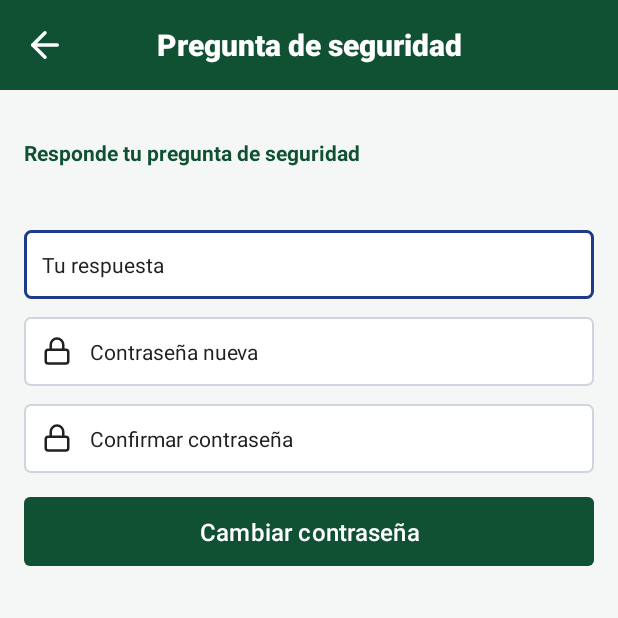
After one commit to rodriv-gif/CBTaNo5, an Android app: the PreguntaSeguridadActivity screen opened directly, with no data from a screen before it, on a phone screen of 412 x 824 dp, the top half of it. The commit adds this screen. Run offline under Robolectric (Android 15) with nearby library versions, the phone set to English and light mode, and no system bars.

Commit message:
programacion de recuperacion de contraseña

```diff
--- a/app/src/main/java/com/example/cbtano5/Vista/MainActivity.kt
+++ b/app/src/main/java/com/example/cbtano5/Vista/MainActivity.kt
@@ -50,6 +50,7 @@ class MainActivity : AppCompatActivity() {
         //inicializamos el boton con listener
         btnIngresar.setOnClickListener { ejecutarIniciarSesion() }
         ivVerContrasenia.setOnClickListener { cambiarVisibilidadContrasenia() }
+        txtOlvidaste.setOnClickListener { abrirRecuperarContrasenia() }
     }
     fun ejecutarIniciarSesion() {
         presentador.iniciarSesion(
@@ -84,4 +85,8 @@ class MainActivity : AppCompatActivity() {
     fun mostrarError(mensaje: String){
         Toast.makeText(this, mensaje, Toast.LENGTH_LONG).show()
     }
+    //abre a la pantalla de recuperar contraseña
+    fun abrirRecuperarContrasenia() {
+        startActivity(Intent(this, RecuperarContraseniaActivity::class.java))
+    }
 }
--- /dev/null
+++ b/app/src/main/java/com/example/cbtano5/Vista/PreguntaSeguridadActivity.kt
@@ -0,0 +1,77 @@
+package com.example.cbtano5.Vista
+
+import android.content.Intent
+import android.os.Bundle
+import android.widget.Button
+import android.widget.EditText
+import android.widget.ImageView
+import android.widget.TextView
+import android.widget.Toast
+import androidx.activity.enableEdgeToEdge
+import androidx.appcompat.app.AppCompatActivity
+import androidx.core.view.ViewCompat
+import androidx.core.view.WindowInsetsCompat
+import com.example.cbtano5.Presentador.clsPreguntaSeguridadPresenter
+import com.example.cbtano5.R
+
+class PreguntaSeguridadActivity : AppCompatActivity() {
+    // definimos los componentes
+    lateinit var ivVolver: ImageView
+    lateinit var txtPregunta: TextView
+    lateinit var txtRespuesta: EditText
+    lateinit var txtNuevaContrasenia: EditText
+    lateinit var txtConfirmarContrasenia: EditText
+    lateinit var btnCambiar: Button
+    // creamos el presentador y la variable del número de control
+    val presentador = clsPreguntaSeguridadPresenter(this)
+    var numeroControl = ""
+
+    override fun onCreate(savedInstanceState: Bundle?) {
+        super.onCreate(savedInstanceState)
+        enableEdgeToEdge()
+        setContentView(R.layout.activity_pregunta_seguridad)
+        ViewCompat.setOnApplyWindowInsetsListener(findViewById(R.id.main)) { v, insets ->
+            val systemBars = insets.getInsets(WindowInsetsCompat.Type.systemBars())
+            v.setPadding(systemBars.left, systemBars.top, systemBars.right, systemBars.bottom)
+            insets
+        }
+        // conectamos los componentes del diseño con las variables
+        ivVolver = findViewById(R.id.ivVolver)
+        txtPregunta = findViewById(R.id.txtPregunta)
+        txtRespuesta = findViewById(R.id.txtRespuesta)
+        txtNuevaContrasenia = findViewById(R.id.txtNuevaContrasenia)
+        txtConfirmarContrasenia = findViewById(R.id.txtConfirmarContrasenia)
+        btnCambiar = findViewById(R.id.btnCambiar)
+
+        // recibimos los datos que mandó la pantalla anterior
+        numeroControl = intent.getStringExtra("numero_control") ?: ""
+        txtPregunta.text = intent.getStringExtra("pregunta") ?: ""
+
+        // la flecha regresa a la pantalla anterior y el botón cambia la contraseña
+        ivVolver.setOnClickListener { finish() }
+        btnCambiar.setOnClickListener { ejecutarCambiarContrasenia() }
+    }
+    // manda al presentador lo que escribió el lector
+    fun ejecutarCambiarContrasenia() {
+        presentador.cambiarContrasenia(
+            numeroControl,
+            txtRespuesta.text.toString().trim(),
+            txtNuevaContrasenia.text.toString(),
+            txtConfirmarContrasenia.text.toString()
+        )
+    }
+
+    // lo llama el presentador muestra el mensaje y regresa al login
+    fun mostrarExito(mensaje: String) {
+        Toast.makeText(this, mensaje, Toast.LENGTH_LONG).show()
+        val intent = Intent(this, MainActivity::class.java)
+        intent.flags = Intent.FLAG_ACTIVITY_CLEAR_TOP   // cierra las pantallas que quedaron encima del login
+        startActivity(intent)
+        finish()
+    }
+
+    // lo llama el presentador cuando algo falla
+    fun mostrarError(mensaje: String) {
+        Toast.makeText(this, mensaje, Toast.LENGTH_LONG).show()
+    }
+}
--- /dev/null
+++ b/app/src/main/res/layout/activity_pregunta_seguridad.xml
@@ -0,0 +1,131 @@
+<?xml version="1.0" encoding="utf-8"?>
+<LinearLayout xmlns:android="http://schemas.android.com/apk/res/android"
+    xmlns:app="http://schemas.android.com/apk/res-auto"
+    xmlns:tools="http://schemas.android.com/tools"
+    android:id="@+id/main"
+    android:layout_width="match_parent"
+    android:layout_height="match_parent"
+    android:background="@drawable/fondo_inicio"
+    android:orientation="vertical"
+    tools:context=".Vista.PreguntaSeguridadActivity">
+
+    <!-- Encabezado -->
+    <LinearLayout
+        android:layout_width="match_parent"
+        android:layout_height="wrap_content"
+        android:background="@color/verde_principal"
+        android:gravity="center_vertical"
+        android:orientation="horizontal"
+        android:padding="16dp">
+
+        <ImageView
+            android:id="@+id/ivVolver"
+            android:layout_width="28dp"
+            android:layout_height="28dp"
+            android:src="@drawable/ic_flecha_atras"
+            android:tint="@color/white" />
+
+        <TextView
+            android:layout_width="0dp"
+            android:layout_height="wrap_content"
+            android:layout_weight="1"
+            android:fontFamily="sans-serif-medium"
+            android:gravity="center"
+            android:text="Pregunta de seguridad"
+            android:textColor="@color/white"
+            android:textSize="20sp"
+            android:textStyle="bold" />
+
+        <View
+            android:layout_width="28dp"
+            android:layout_height="28dp" />
+    </LinearLayout>
+
+    <!-- Contenido -->
+    <LinearLayout
+        android:layout_width="match_parent"
+        android:layout_height="wrap_content"
+        android:orientation="vertical"
+        android:padding="16dp">
+
+        <TextView
+            android:layout_width="match_parent"
+            android:layout_height="wrap_content"
+            android:layout_marginTop="16dp"
+            android:text="Responde tu pregunta de seguridad"
+            android:textColor="@color/verde_principal"
+            android:textSize="14sp"
+            android:textStyle="bold" />
+
+        <TextView
+            android:id="@+id/txtPregunta"
+            android:layout_width="match_parent"
+            android:layout_height="wrap_content"
+            android:layout_marginTop="8dp"
+            android:fontFamily="sans-serif-medium"
+            android:text="Pregunta"
+            android:textColor="@color/texto_principal"
+            android:textSize="16sp"
+            android:textStyle="bold" />
+
+        <EditText
+            android:id="@+id/txtRespuesta"
+            android:layout_width="match_parent"
+            android:layout_height="46dp"
+            android:layout_marginTop="12dp"
+            android:background="@drawable/fondo_campo"
+            android:hint="Tu respuesta"
+            android:inputType="text"
+            android:paddingStart="12dp"
+            android:paddingEnd="12dp"
+            android:textColor="@color/texto_principal"
+            android:textColorHint="@color/texto_principal"
+            android:textSize="14sp" />
+
+        <EditText
+            android:id="@+id/txtNuevaContrasenia"
+            android:layout_width="match_parent"
+            android:layout_height="46dp"
+            android:layout_marginTop="12dp"
+            android:background="@drawable/fondo_campo"
+            android:drawableStart="@drawable/ic_lock"
+            android:drawablePadding="12dp"
+            android:hint="Contraseña nueva"
+            android:inputType="textPassword"
+            android:paddingStart="12dp"
+            android:paddingEnd="12dp"
+            android:textColor="@color/texto_principal"
+            android:textColorHint="@color/texto_principal"
+            android:textSize="14sp" />
+
+        <EditText
+            android:id="@+id/txtConfirmarContrasenia"
+            android:layout_width="match_parent"
+            android:layout_height="46dp"
+            android:layout_marginTop="12dp"
+            android:background="@drawable/fondo_campo"
+            android:drawableStart="@drawable/ic_lock"
+            android:drawablePadding="12dp"
+            android:hint="Confirmar contraseña"
+            android:inputType="textPassword"
+            android:paddingStart="12dp"
+            android:paddingEnd="12dp"
+            android:textColor="@color/texto_principal"
+            android:textColorHint="@color/texto_principal"
+            android:textSize="14sp" />
+
+        <Button
+            android:id="@+id/btnCambiar"
+            android:layout_width="match_parent"
+            android:layout_height="46dp"
+            android:layout_marginTop="16dp"
+            android:background="@drawable/fondo_boton"
+            android:fontFamily="sans-serif-medium"
+            android:stateListAnimator="@null"
+            android:text="Cambiar contraseña"
+            android:textAllCaps="false"
+            android:textColor="@color/white"
+            android:textSize="16sp"
+            app:backgroundTint="@null" />
+    </LinearLayout>
+</LinearLayout>
```
Also changed, not shown: app/src/main/AndroidManifest.xml (+27 -8 lines), app/src/main/java/com/example/cbtano5/InterfaceApi/ApiService.kt (+10 -1 lines), app/src/main/java/com/example/cbtano5/Modelo/PreguntaResponse.kt (added, +10 -0 lines), app/src/main/java/com/example/cbtano5/Modelo/RecuperarRequest.kt (added, +13 -0 lines), app/src/main/java/com/example/cbtano5/Modelo/RecuperarResponse.kt (added, +9 -0 lines), app/src/main/java/com/example/cbtano5/Modelo/clsModeloRecuperar.kt (added, +15 -0 lines), app/src/main/java/com/example/cbtano5/Presentador/clsPreguntaSeguridadPresenter.kt (added, +38 -0 lines), app/src/main/java/com/example/cbtano5/Presentador/clsRecuperarContraseniaPresenter.kt (added, +29 -0 lines), app/src/main/java/com/example/cbtano5/Vista/RecuperarContraseniaActivity.kt (added, +59 -0 lines), app/src/main/res/layout/activity_recuperar_contrasenia.xml (added, +93 -0 lines).
